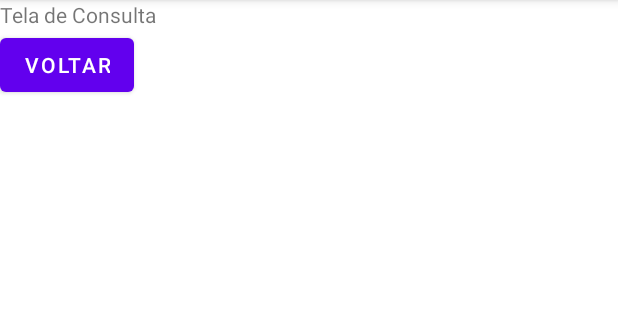
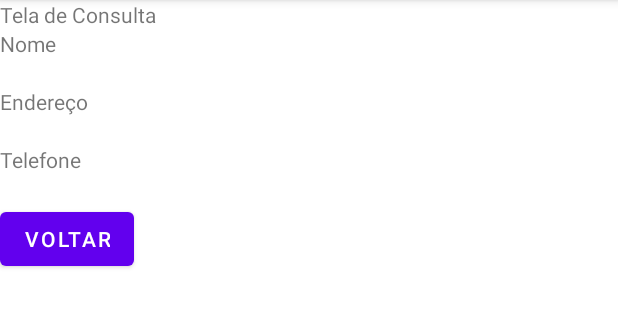
Before and after one commit to pablo123456/Aplication, an Android app: the screen it shows after launch (MainActivity), after a tap on "TELA DE CONSULTA", on a phone screen of 412 x 824 dp, the part 84-412 px from its top. Run offline under Robolectric (Android 15) with nearby library versions, the phone set to English and light mode, and no system bars; 3 statements that could not run were skipped.

Commit message:
termino do projetinho

```diff
--- a/app/src/main/java/com/br/guaira/application/MainActivity.java
+++ b/app/src/main/java/com/br/guaira/application/MainActivity.java
@@ -6,6 +6,7 @@ import android.os.Bundle;
 import android.view.View;
 import android.widget.Button;
 import android.widget.EditText;
+import android.widget.TextView;
 
 public class MainActivity extends AppCompatActivity {
      Registro objRegistro;
@@ -33,13 +34,26 @@ public class MainActivity extends AppCompatActivity {
                 edtNome = (EditText) findViewById(R.id.edtNome);
                 edtEndereco = (EditText) findViewById(R.id.edtEndereco);
                 edtTelefone = (EditText) findViewById(R.id.edtTelefone);
+                //Gravar
+                objRegistro.nome = edtNome.getText().toString();
+                objRegistro.endereco = edtEndereco.getText().toString();
+                objRegistro.telefone = edtTelefone.getText().toString();
             }
         });
 
     }
     public void chamaConsulta() {
         setContentView(R.layout.consulta);
+
         Button btVoltar= (Button) findViewById(R.id.btVoltar);
+
+        TextView tvEndereco = (TextView) findViewById(R.id.tvEndereco);
+        TextView tvTelefone = (TextView) findViewById(R.id.tvTelefone);
+        TextView tvNome = (TextView) findViewById(R.id.tvNome);
+
+        tvNome.setText(objRegistro.nome);
+        tvEndereco.setText(objRegistro.endereco);
+        tvTelefone.setText(objRegistro.telefone);
         btVoltar.setOnClickListener(new View.OnClickListener() {
             @Override
             public void onClick(View v) {
--- a/app/src/main/res/layout/consulta.xml
+++ b/app/src/main/res/layout/consulta.xml
@@ -8,9 +8,36 @@
     tools:context=".MainActivity">
 
     <TextView
+
         android:layout_width="wrap_content"
         android:layout_height="wrap_content"
         android:text="@string/telaConsulta" />
+    <TextView
+        android:layout_width="wrap_content"
+        android:layout_height="wrap_content"
+        android:text="@string/nome" />
+    <TextView
+        android:layout_width="wrap_content"
+        android:layout_height="wrap_content"
+        android:id="@+id/tvNome"/>
+    <TextView
+        android:layout_width="wrap_content"
+        android:layout_height="wrap_content"
+        android:text="@string/endereco" />
+    <TextView
+        android:layout_width="wrap_content"
+        android:layout_height="wrap_content"
+        android:id="@+id/tvEndereco" />
+    <TextView
+        android:layout_width="wrap_content"
+        android:layout_height="wrap_content"
+        android:text="@string/telefone" />
+    <TextView
+        android:layout_width="wrap_content"
+        android:layout_height="wrap_content"
+        android:id="@+id/tvTelefone" />
+
+
     <Button
         android:id="@+id/btVoltar"
         android:layout_width="wrap_content"
--- a/app/src/main/res/values/strings.xml
+++ b/app/src/main/res/values/strings.xml
@@ -5,6 +5,7 @@
     <string name="telaConsulta">Tela de Consulta</string>
     <string name="endereco">Endereço</string>
     <string name="nome">Nome</string>
+    <string name="telefone">Telefone</string>
     <string name="voltar">Voltar</string>
     <string name="gravar">Gravar</string>
 
```
